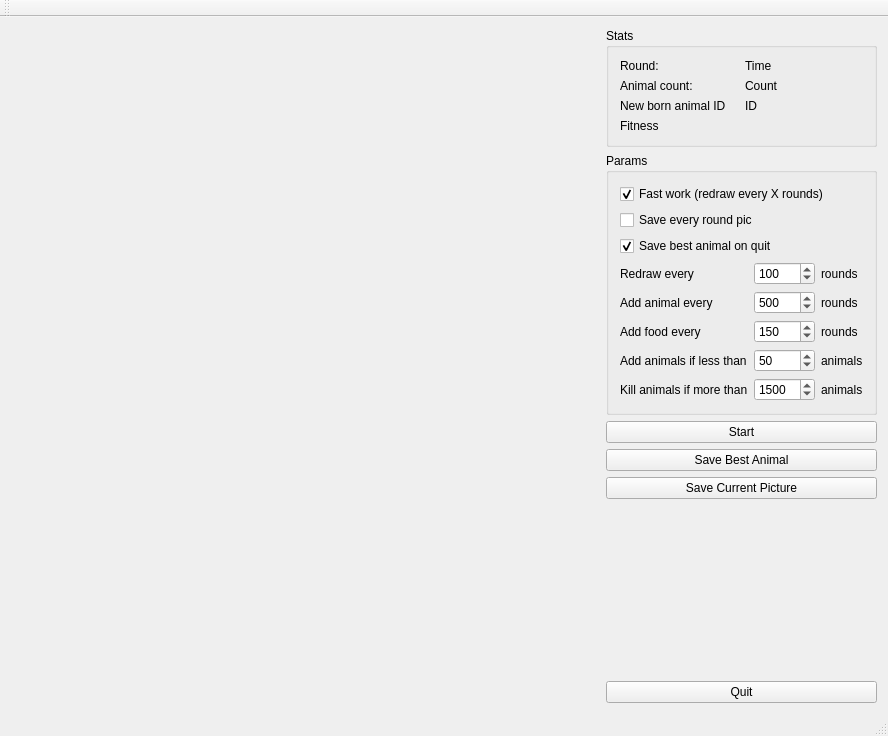
Above: Qt/github/evo/src/ui/mainwindow.ui from RinatB2017/mega_GIT before the change. Below: the same form after it.
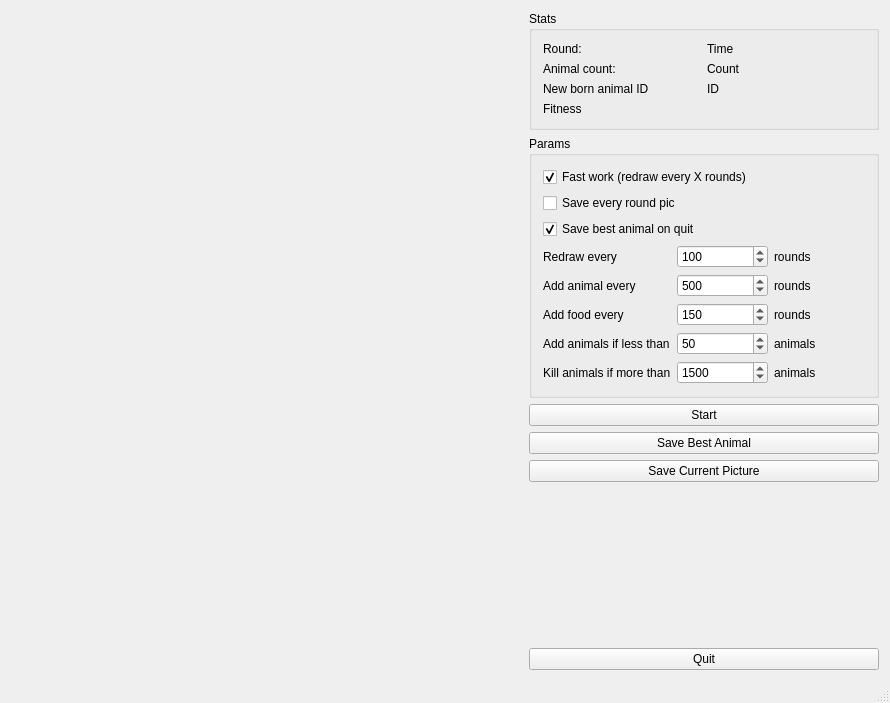
That is the form after the change.

The edit to the form file:
```diff
--- a/Qt/github/evo/src/ui/mainwindow.ui
+++ b/Qt/github/evo/src/ui/mainwindow.ui
@@ -6,8 +6,8 @@
    <rect>
     <x>0</x>
     <y>0</y>
-    <width>888</width>
-    <height>736</height>
+    <width>890</width>
+    <height>703</height>
    </rect>
   </property>
   <property name="windowTitle">
@@ -16,10 +16,9 @@
   <widget class="QWidget" name="centralWidget">
    <layout class="QVBoxLayout" name="verticalLayout_3">
     <item>
-     <layout class="QHBoxLayout" name="horizontalLayout_2"/>
-    </item>
+     <layout class="QHBoxLayout" name="horizontalLayout" stretch="0,0">
     <item>
-     <layout class="QHBoxLayout" name="horizontalLayout" stretch="1,0">
+       <layout class="QVBoxLayout" name="verticalLayout_5">
       <item>
        <widget class="QLabel" name="lblMap">
         <property name="sizePolicy">
@@ -40,6 +39,21 @@
        </widget>
       </item>
       <item>
+         <spacer name="verticalSpacer_2">
+          <property name="orientation">
+           <enum>Qt::Vertical</enum>
+          </property>
+          <property name="sizeHint" stdset="0">
+           <size>
+            <width>20</width>
+            <height>40</height>
+           </size>
+          </property>
+         </spacer>
+        </item>
+       </layout>
+      </item>
+      <item>
        <layout class="QVBoxLayout" name="verticalLayout_2">
         <item>
          <widget class="QGroupBox" name="groupStats">
@@ -349,24 +363,6 @@
     </item>
    </layout>
   </widget>
-  <widget class="QMenuBar" name="menuBar">
-   <property name="geometry">
-    <rect>
-     <x>0</x>
-     <y>0</y>
-     <width>888</width>
-     <height>24</height>
-    </rect>
-   </property>
-  </widget>
-  <widget class="QToolBar" name="mainToolBar">
-   <attribute name="toolBarArea">
-    <enum>TopToolBarArea</enum>
-   </attribute>
-   <attribute name="toolBarBreak">
-    <bool>false</bool>
-   </attribute>
-  </widget>
   <widget class="QStatusBar" name="statusBar"/>
  </widget>
  <layoutdefault spacing="6" margin="11"/>
```
Lines whose indentation alone changed are shown as unchanged.
